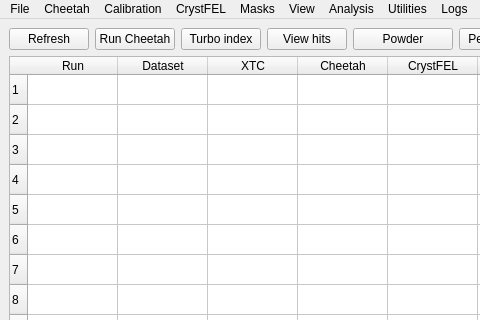
antonbarty/cheetah, file UI/cheetahgui.ui: the form before one commit; both pictures show x 0 to 480 and y 0 to 320 of the 776 by 855 pixel window.
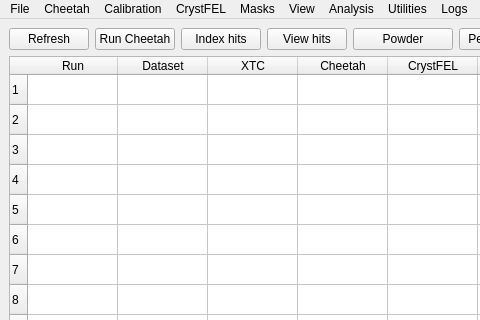
The form after the commit.

Commit message: Added some CrystFEL interfaces

Diff of the .ui file:
```diff
--- a/UI/cheetahgui.ui
+++ b/UI/cheetahgui.ui
@@ -87,7 +87,7 @@
            </size>
           </property>
           <property name="text">
-           <string>Turbo index</string>
+           <string>Index hits</string>
           </property>
          </widget>
         </item>
```
Left out of the diff: 35 changed lines with no effect on the pictures. The commit also changes 4 other files.
